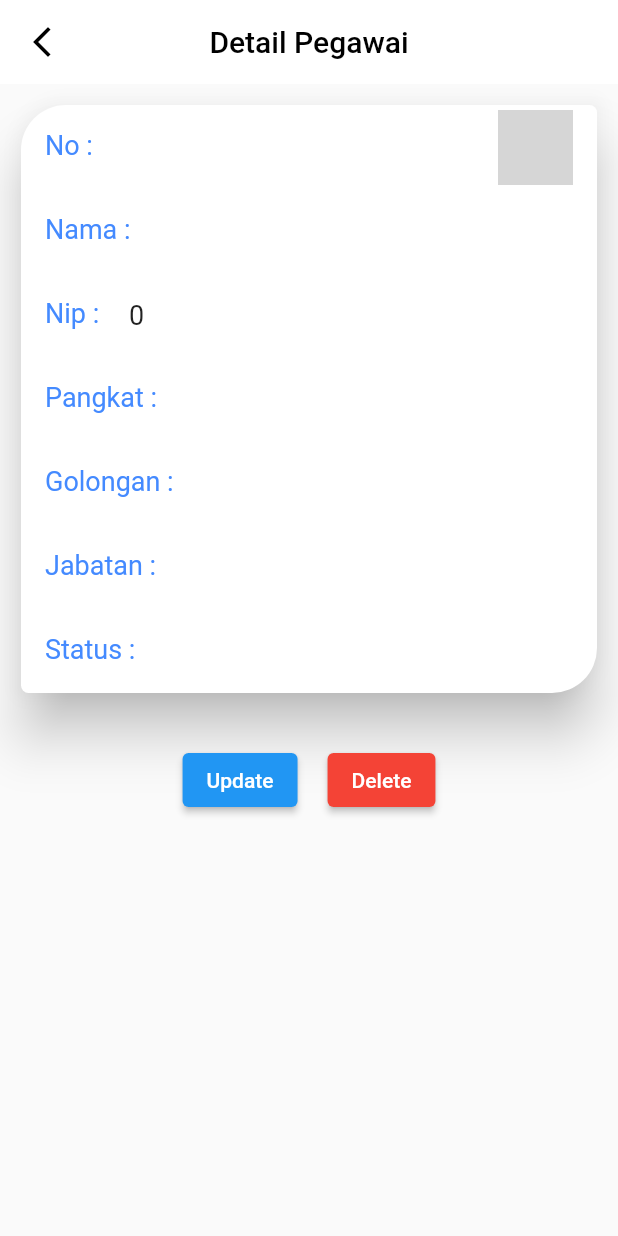
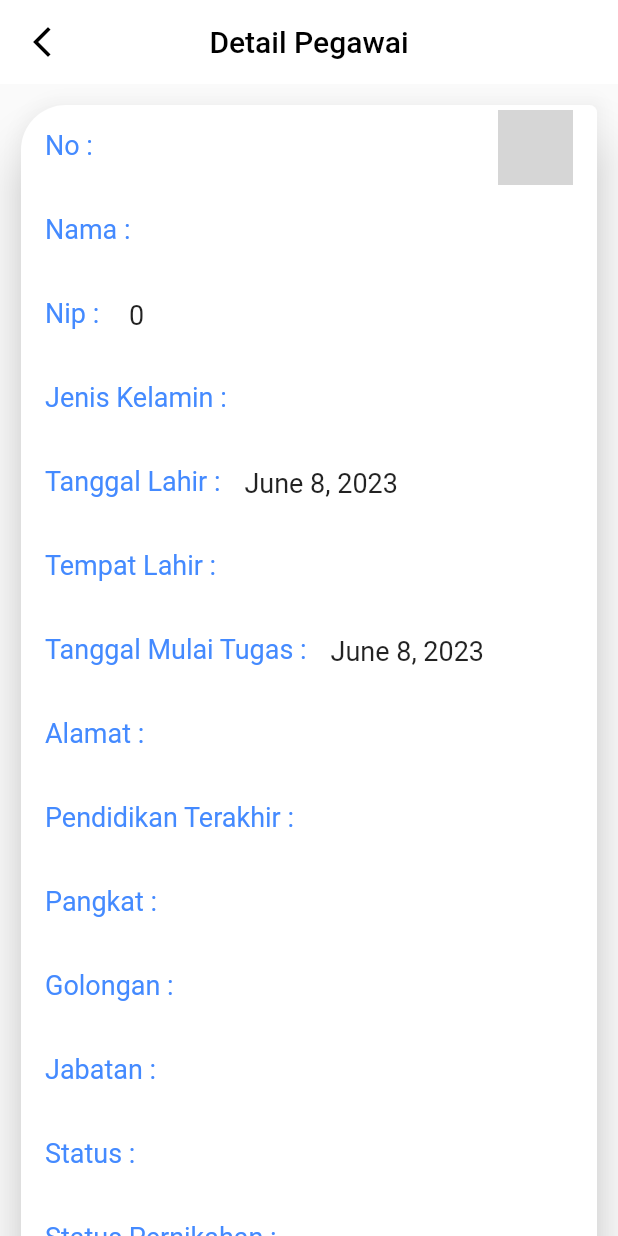
Before and after one commit to vicco7s/flutter-mini-project, a Flutter app: the DetailPagePegawai screen opened directly with empty values, on a phone screen of 412 x 824 dp. Run offline on Flutter 3.47's test engine with Material 2 defaults, Android fonts, the phone set to English and light mode, and no system bars; our stand-ins replace basic_utils, cloud_firestore, datetime_picker_formfield, email_validator, firebase_auth, firebase_core and 6 more; accounts and stored records are empty; network calls fail; grey boxes are pictures that could not be loaded.

Commit message:
Detail pegawai Update

```diff
--- a/kec_app/lib/page/Pegawai/DetaiPegawai.dart
+++ b/kec_app/lib/page/Pegawai/DetaiPegawai.dart
@@ -3,6 +3,7 @@ import 'package:flutter/material.dart';
 import 'package:flutter/src/widgets/framework.dart';
 import 'package:kec_app/controller/controllerPegawai.dart';
 import 'package:kec_app/page/Pegawai/editpegawai.dart';
+import 'package:intl/intl.dart';
 
 class DetailPagePegawai extends StatelessWidget {
   final DocumentSnapshot documentSnapshot;
@@ -10,6 +11,14 @@ class DetailPagePegawai extends StatelessWidget {
 
   @override
   Widget build(BuildContext context) {
+
+    Timestamp timerstamp = documentSnapshot['tgl_lahir'];
+    Timestamp timerstamps = documentSnapshot['tgl_mulaitugas'];
+    var dates = timerstamps.toDate();
+    var date = timerstamp.toDate();
+    var tgllahir = DateFormat.yMMMMd().format(date);
+    var tglmulaitugas = DateFormat.yMMMMd().format(dates);
+
     final dataPegawai = ControllerPegawai();
     return Scaffold(
       appBar: AppBar(
@@ -114,6 +123,72 @@ class DetailPagePegawai extends StatelessWidget {
                     ),
                     ListTile(
                       leading: const Text(
+                        "Jenis Kelamin :",
+                        style:
+                            TextStyle(fontSize: 18, color: Colors.blueAccent),
+                      ),
+                      title: Text(
+                        documentSnapshot["jenis_kelamin"],
+                        style: TextStyle(fontSize: 18),
+                      ),
+                    ),
+                    ListTile(
+                      leading: const Text(
+                        "Tanggal Lahir :",
+                        style:
+                            TextStyle(fontSize: 18, color: Colors.blueAccent),
+                      ),
+                      title: Text(
+                        tgllahir.toString(),
+                        style: TextStyle(fontSize: 18),
+                      ),
+                    ),
+                    ListTile(
+                      leading: const Text(
+                        "Tempat Lahir :",
+                        style:
+                            TextStyle(fontSize: 18, color: Colors.blueAccent),
+                      ),
+                      title: Text(
+                        documentSnapshot['tempat_lahir'],
+                        style: TextStyle(fontSize: 18),
+                      ),
+                    ),
+                    ListTile(
+                      leading: const Text(
+                        "Tanggal Mulai Tugas :",
+                        style:
+                            TextStyle(fontSize: 18, color: Colors.blueAccent),
+                      ),
+                      title: Text(
+                        tglmulaitugas.toString(),
+                        style: TextStyle(fontSize: 18),
+                      ),
+                    ),
+                    ListTile(
+                      leading: const Text(
+                        "Alamat :",
+                        style:
+                            TextStyle(fontSize: 18, color: Colors.blueAccent),
+                      ),
+                      title: Text(
+                        documentSnapshot['alamat'],
+                        style: TextStyle(fontSize: 18),
+                      ),
+                    ),
+                    ListTile(
+                      leading: const Text(
+                        "Pendidikan Terakhir :",
+                        style:
+                            TextStyle(fontSize: 18, color: Colors.blueAccent),
+                      ),
+                      title: Text(
+                        documentSnapshot['pendidikan_terakhir'],
+                        style: TextStyle(fontSize: 18),
+                      ),
+                    ),
+                    ListTile(
+                      leading: const Text(
                         "Pangkat :",
                         style:
                             TextStyle(fontSize: 18, color: Colors.blueAccent),
@@ -156,8 +231,37 @@ class DetailPagePegawai extends StatelessWidget {
                         style: TextStyle(fontSize: 18),
                       ),
                     ),
-                  ],
+                    ListTile(
+                      leading: const Text(
+                        "Status Pernikahan :",
+                        style:
+                            TextStyle(fontSize: 18, color: Colors.blueAccent),
                       ),
+                      title: Text(
+                        documentSnapshot['status_pernikahan'],
+                        style: TextStyle(fontSize: 18),
+                      ),
+                    ),
+                    ListTile(
+                      leading: const Text(
+                        "Jumlah Anak :",
+                        style:
+                            TextStyle(fontSize: 18, color: Colors.blueAccent),
+                      ),
+                      title: Text(
+                        documentSnapshot['jumlah_anak'].toInt().toString(),
+                        style: TextStyle(fontSize: 18),
+                      ),
+                    ),
+                    ListTile(
+                      leading: const Text(
+                        "Telpon :",
+                        style:
+                            TextStyle(fontSize: 18, color: Colors.blueAccent),
+                      ),
+                      title: Text(
+                        documentSnapshot['telpon'].toInt().toString(),
+                        style: TextStyle(fontSize: 18),
                       ),
                     ),
                 const SizedBox(
@@ -178,7 +282,7 @@ class DetailPagePegawai extends StatelessWidget {
                     ),
                   ),
                   SizedBox(
-                width: 20,
+                    width: 30,
                   ),
                   ElevatedButton(
                     onPressed: () async {
@@ -194,6 +298,11 @@ class DetailPagePegawai extends StatelessWidget {
                   ],
                 ),
               ),
+            ),
+
+          ],
+        ),
+      ),
     );
   }
 }
--- a/kec_app/lib/page/Pegawai/FormPegawaiAsn.dart
+++ b/kec_app/lib/page/Pegawai/FormPegawaiAsn.dart
@@ -463,8 +463,8 @@ class _FormPegawaiAsnState extends State<FormPegawaiAsn> {
                         Expanded(
                           child: Text(
                             _selectedImage != null
-                                ? 'berhasil di upload'
-                                : 'No Image Selected',
+                                ? 'foto berhasil dipilih'
+                                : 'tidak ada foto yang dipilih',
                             style: TextStyle(
                               color: _selectedImage != null
                                   ? Colors.green
--- a/kec_app/lib/page/Pegawai/editpegawai.dart
+++ b/kec_app/lib/page/Pegawai/editpegawai.dart
@@ -33,7 +33,7 @@ class _EditPegawaiState extends State<EditPegawai> {
       Reference storageReference =
           storage.ref().child('images/$documentID.png');
 
-       // Mengambil URL gambar sebelumnya dari Firestore
+    // Mengambil URL gambar sebelumnya dari Firestore
     DocumentSnapshot docSnapshot = await pegawai.doc(documentID).get();
     String previousImageUrl = docSnapshot.get('imageUrl');
 
@@ -357,7 +357,7 @@ class _EditPegawaiState extends State<EditPegawai> {
                               SizedBox(width: 10.0),
                               Expanded(
                                 child: Text(
-                                _selectedImage != null ? 'berhasil di Upload' : shortenImageUpdate(widget.documentSnapshot['imageUrl']),
+                                _selectedImage != null ? 'foto sudah dipilih' : shortenImageUpdate(widget.documentSnapshot['imageUrl']),
                                 style: TextStyle(
                                   color: _selectedImage != null ? Colors.green : Colors.grey,
                                 ),
```
Lines whose indentation alone changed are shown as unchanged.
